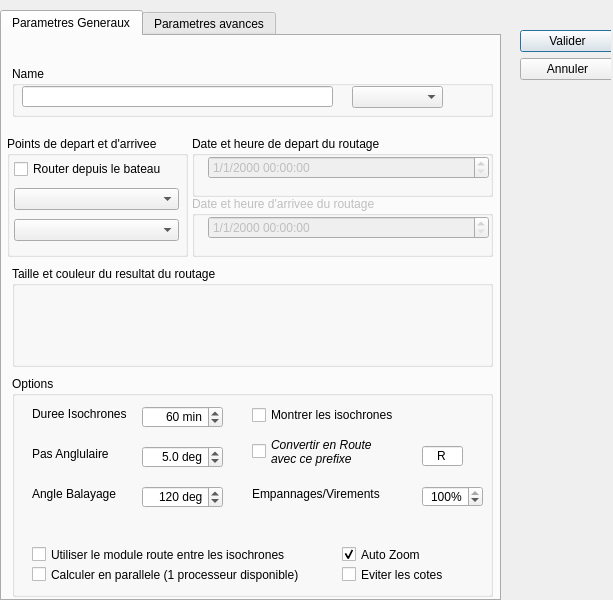
This is src/Ui/Routage_Editor.ui in nohal/qtVlm as Qt 5 draws it before an edit. The edited form follows.
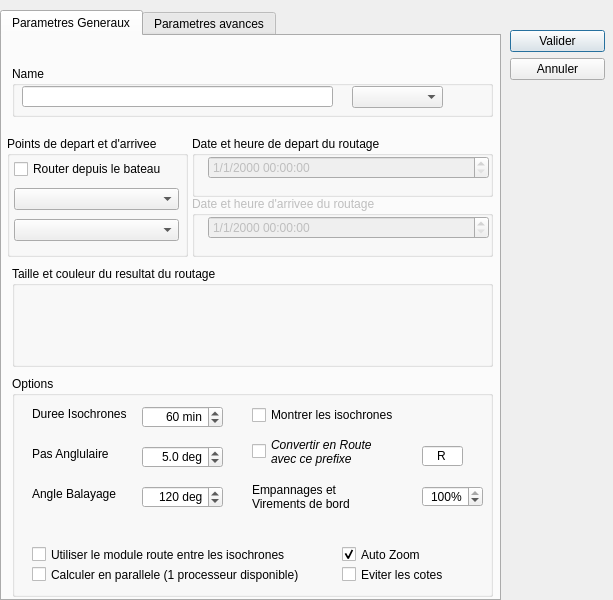
This is the edited form.

Patch:
```diff
--- a/src/Ui/Routage_Editor.ui
+++ b/src/Ui/Routage_Editor.ui
@@ -431,13 +431,20 @@
        <property name="geometry">
         <rect>
          <x>240</x>
-         <y>110</y>
+         <y>105</y>
          <width>171</width>
-         <height>16</height>
+         <height>31</height>
         </rect>
        </property>
+       <property name="font">
+        <font>
+         <weight>50</weight>
+         <bold>false</bold>
+        </font>
+       </property>
        <property name="text">
-        <string>Empannages/Virements</string>
+        <string>Empannages et
+Virements de bord</string>
        </property>
       </widget>
      </widget>
@@ -912,7 +919,7 @@
    <widget class="QWidget" name="layoutWidget">
     <property name="geometry">
      <rect>
-      <x>520</x>
+      <x>510</x>
       <y>30</y>
       <width>95</width>
       <height>471</height>
```
Left out of the diff: 58 changed lines with no effect on the pictures.
